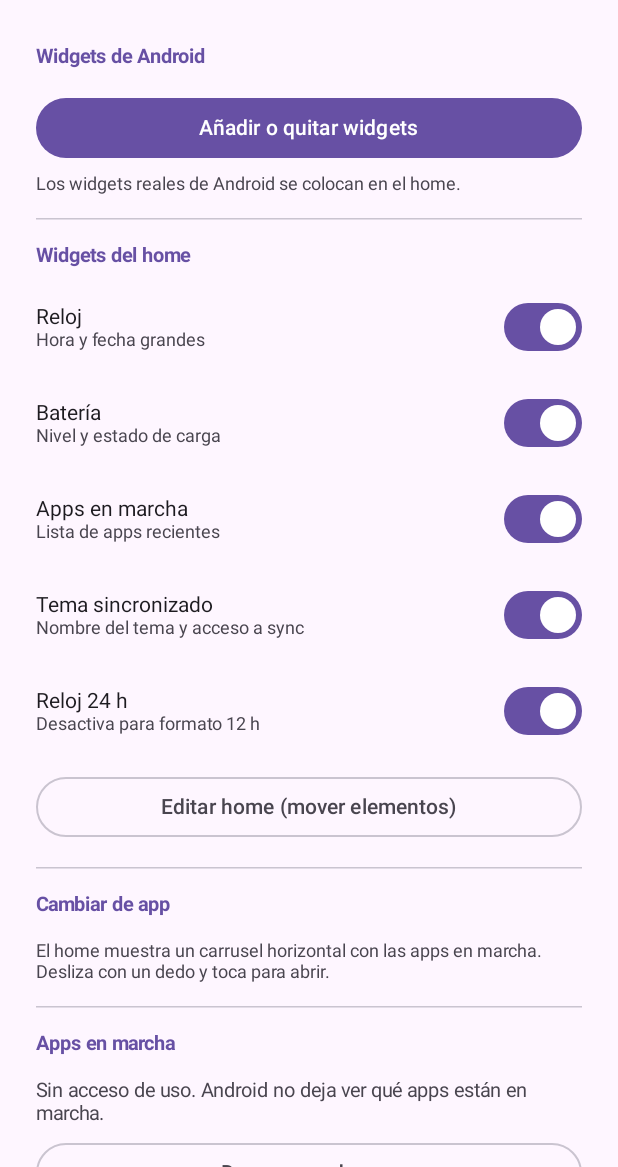
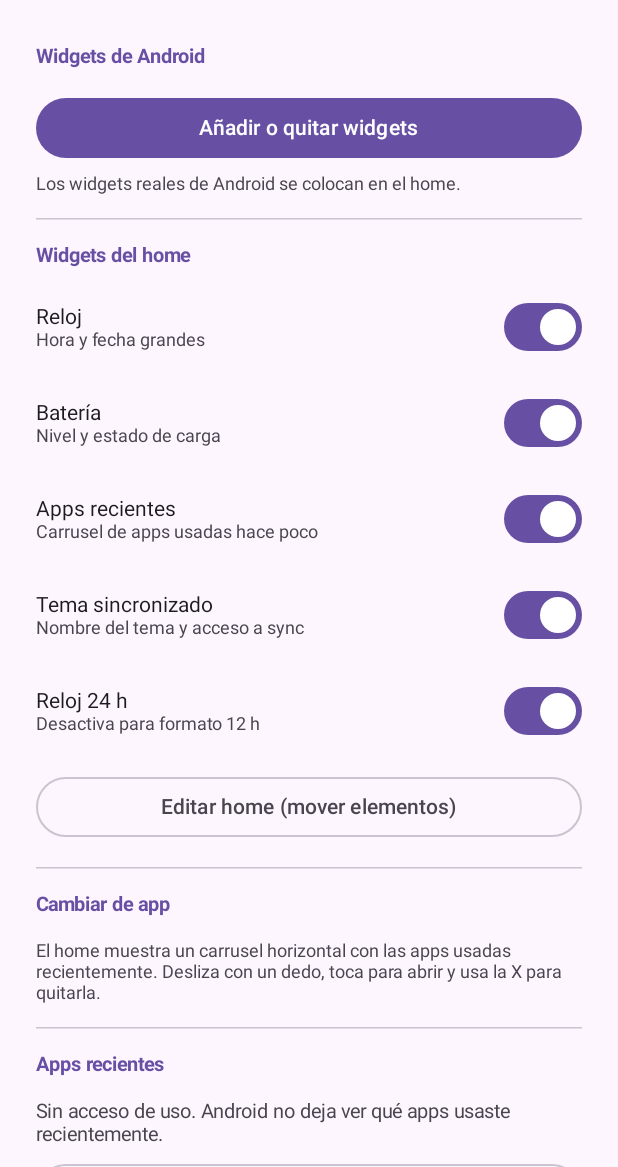
Before and after one commit to christiandavidfs/noct, an Android app built with Jetpack Compose: the composable SettingsScreen shown on its own in the app's theme, on a phone screen of 412 x 824 dp, the part 69-1236 px from its top. Run offline under Robolectric (Android 15) with nearby library versions, the phone set to English and light mode, and no system bars.

Commit message:
android: recents honestos y limpieza de X
- etiqueta RECIENTES: UsageStats no expone tareas vivas
- ventana de 3 h y descartes persistentes hasta reabrir la app
- sin GET_TASKS: getRunningTasks solo devuelve la propia tarea
- ACCESS_HIDDEN_PROFILES para perfiles privados

```diff
--- a/android/app/src/main/java/dev/noct/launcher/LauncherScreen.kt
+++ b/android/app/src/main/java/dev/noct/launcher/LauncherScreen.kt
@@ -78,6 +78,7 @@ fun HomeScreen(
     onEnterEdit: () -> Unit,
     onExitEdit: () -> Unit,
     onMoveSection: (String, Int) -> Unit,
+    onDismissRecent: (AppEntry) -> Unit,
     onOpenDrawer: () -> Unit,
     onOpenSettings: () -> Unit,
     onOpenSync: () -> Unit,
@@ -90,6 +91,7 @@ fun HomeScreen(
 
     fun closeRecent(app: AppEntry) {
         dismissed = dismissed + app.packageName
+        onDismissRecent(app)
         runCatching {
             val manager = context.getSystemService(android.content.Context.ACTIVITY_SERVICE) as ActivityManager
             manager.killBackgroundProcesses(app.packageName)
@@ -444,7 +446,7 @@ private fun RecentsCarousel(
             verticalAlignment = Alignment.CenterVertically,
         ) {
             Text(
-                text = "EN MARCHA",
+                text = "RECIENTES",
                 fontSize = 10.sp,
                 letterSpacing = 1.5.sp,
                 color = MaterialTheme.colorScheme.onSurfaceVariant.copy(alpha = 0.6f),
--- a/android/app/src/main/java/dev/noct/launcher/SettingsScreen.kt
+++ b/android/app/src/main/java/dev/noct/launcher/SettingsScreen.kt
@@ -102,8 +102,8 @@ fun SettingsScreen(
             }
             item {
                 SwitchSetting(
-                    title = "Apps en marcha",
-                    description = "Lista de apps recientes",
+                    title = "Apps recientes",
+                    description = "Carrusel de apps usadas hace poco",
                     checked = prefs.showRecents,
                     onChange = { onChange(prefs.copy(showRecents = it)) },
                 )
@@ -138,7 +138,7 @@ fun SettingsScreen(
             item { SectionTitle("Cambiar de app") }
             item {
                 Text(
-                    text = "El home muestra un carrusel horizontal con las apps en marcha. Desliza con un dedo y toca para abrir.",
+                    text = "El home muestra un carrusel horizontal con las apps usadas recientemente. Desliza con un dedo, toca para abrir y usa la X para quitarla.",
                     fontSize = 12.sp,
                     color = MaterialTheme.colorScheme.onSurfaceVariant,
                 )
@@ -146,13 +146,13 @@ fun SettingsScreen(
 
             item { HorizontalDivider(color = MaterialTheme.colorScheme.outlineVariant) }
 
-            item { SectionTitle("Apps en marcha") }
+            item { SectionTitle("Apps recientes") }
             item {
                 Text(
                     text = if (hasUsageAccess) {
-                        "Acceso de uso concedido. Noct puede ver las apps recientes."
+                        "Acceso de uso concedido. Noct puede ver las apps usadas recientemente."
                     } else {
-                        "Sin acceso de uso. Android no deja ver qué apps están en marcha."
+                        "Sin acceso de uso. Android no deja ver qué apps usaste recientemente."
                     },
                     fontSize = 13.sp,
                     color = MaterialTheme.colorScheme.onSurfaceVariant,
```
Also changed, not shown: android/app/src/main/java/dev/noct/launcher/MainActivity.kt (+23 -3 lines), android/app/src/main/java/dev/noct/launcher/Prefs.kt (+14 -0 lines), android/app/src/main/java/dev/noct/launcher/Recents.kt (+11 -3 lines).
